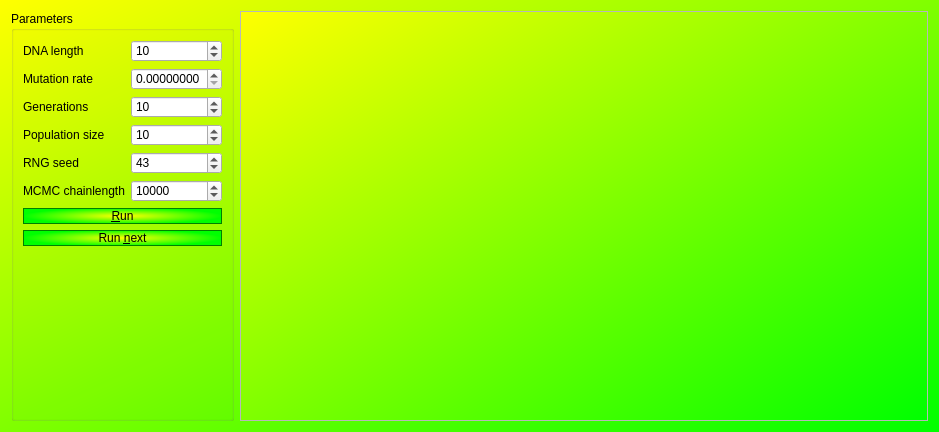
Old version of the form Tools/ToolFisherWrighter/qtfisherwrightermaindialog.ui in the repository richelbilderbeek/ProjectRichelBilderbeek.
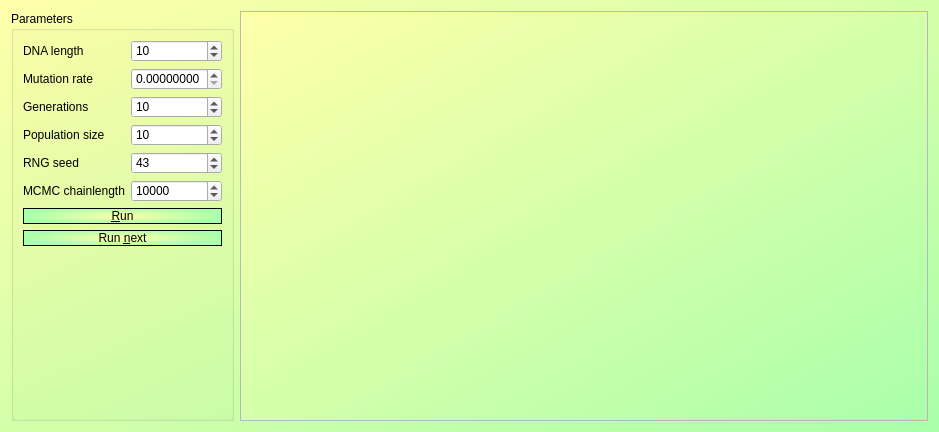
New version of the form.

```diff
--- a/Tools/ToolFisherWrighter/qtfisherwrightermaindialog.ui
+++ b/Tools/ToolFisherWrighter/qtfisherwrightermaindialog.ui
@@ -15,18 +15,18 @@
   </property>
   <property name="styleSheet">
    <string notr="true">QDialog { 
-  background-color: qlineargradient(x1: 0, y1: 0, x2: 1, y2: 1, stop: 0  #ffff00, stop: 1 #00ff00);
+  background-color: qlineargradient(x1: 0, y1: 0, x2: 1, y2: 1, stop: 0  #ffa, stop: 1 #afa);
 }
 
 QWidget#results { 
-  background-color: qlineargradient(x1: 0, y1: 0, x2: 1, y2: 1, stop: 0  #ffff00, stop: 1 #00ff00);
+  background-color: qlineargradient(x1: 0, y1: 0, x2: 1, y2: 1, stop: 0  #ffa, stop: 1 #afa);
 }
 
 QPushButton
 {
   color: #000;
-  background-color: qradialgradient(cx: 0.5, cy: 0.5,fx: 0.5, fy: 0.5,radius: 0.5, stop: 0 #ff0, stop: 1 #0f0);
-  border: 1px solid green
+  background-color: qradialgradient(cx: 0.5, cy: 0.5,fx: 0.5, fy: 0.5,radius: 0.5, stop: 0 #ffa, stop: 1 #afa);
+  border: 1px solid black
 }
 </string>
   </property>
```
